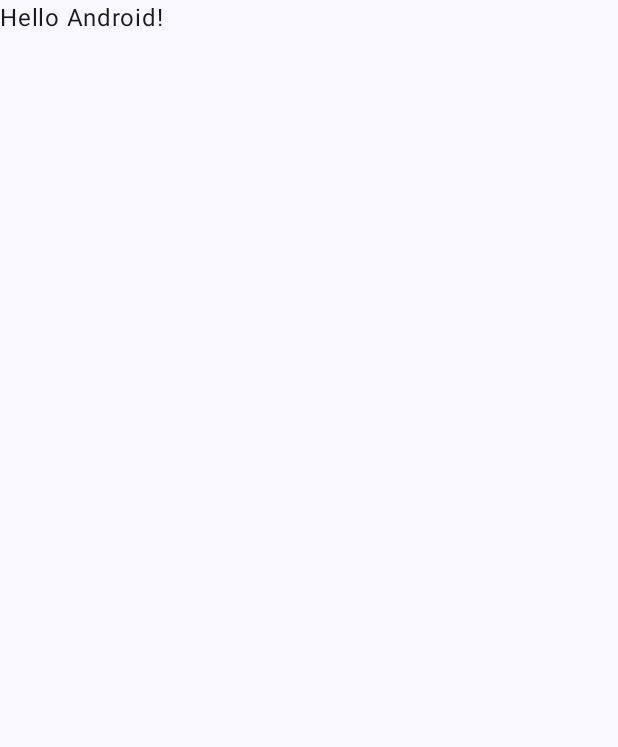
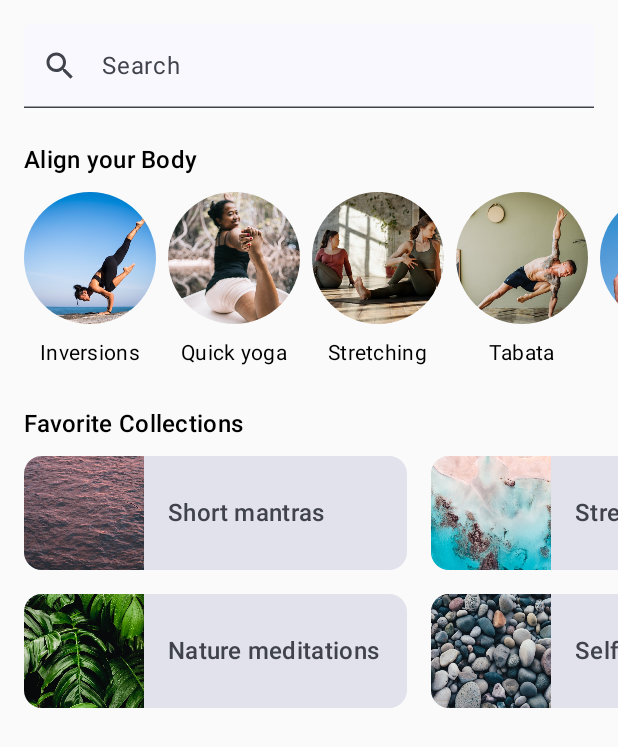
Before and after one commit to WenDEVLIFE/ComposeApp2, an Android app built with Jetpack Compose: the screen it shows after launch (MainActivity), on a phone screen of 412 x 824 dp. Before the commit the part shown is almost empty. Shown: the top 747 px of the screen. Run offline under Robolectric (Android 15) with nearby library versions, the phone set to English and light mode, and no system bars.

Commit message:
Added   home  section and more strings.xml

```diff
--- a/app/src/main/java/com/example/composeapp2/MainActivity.kt
+++ b/app/src/main/java/com/example/composeapp2/MainActivity.kt
@@ -7,10 +7,14 @@ import androidx.activity.enableEdgeToEdge
 import androidx.annotation.DrawableRes
 import androidx.annotation.StringRes
 import androidx.compose.foundation.Image
+import androidx.compose.foundation.layout.Arrangement
 import androidx.compose.foundation.layout.Column
+import androidx.compose.foundation.layout.PaddingValues
 import androidx.compose.foundation.layout.Row
+import androidx.compose.foundation.layout.Spacer
 import androidx.compose.foundation.layout.fillMaxSize
 import androidx.compose.foundation.layout.fillMaxWidth
+import androidx.compose.foundation.layout.height
 import androidx.compose.foundation.layout.heightIn
 import androidx.compose.foundation.layout.padding
 import androidx.compose.material.icons.Icons
@@ -35,7 +39,15 @@ import androidx.compose.ui.Alignment
 import androidx.compose.ui.draw.clip
 import androidx.compose.ui.layout.ContentScale
 import androidx.compose.foundation.layout.width
+import androidx.compose.foundation.lazy.LazyRow
 import androidx.compose.material3.Surface
+import androidx.compose.foundation.lazy.LazyRow
+import androidx.compose.foundation.lazy.grid.GridCells
+import androidx.compose.foundation.lazy.grid.LazyHorizontalGrid
+import androidx.compose.foundation.lazy.grid.items
+import androidx.compose.foundation.lazy.items
+import androidx.compose.foundation.rememberScrollState
+import androidx.compose.foundation.verticalScroll
 
 class MainActivity : ComponentActivity() {
     override fun onCreate(savedInstanceState: Bundle?) {
@@ -43,18 +55,13 @@ class MainActivity : ComponentActivity() {
         enableEdgeToEdge()
         setContent {
             ComposeApp2Theme {
-                Scaffold(modifier = Modifier.fillMaxSize()) { innerPadding ->
-                    Greeting(
-                        name = "Android",
-                        modifier = Modifier.padding(innerPadding)
-                    )
-                }
+                GreetingPreview()
             }
         }
     }
 }
 
-
+@Preview(showBackground = true, backgroundColor = 0xFFF5F0EE)
 @Composable
 fun SearchBar(
     modifier: Modifier = Modifier
@@ -110,16 +117,23 @@ fun FavoriteCollectionCard(
     }
 }
 
-
 @Composable
-fun Greeting(name: String, modifier: Modifier = Modifier) {
-    Text(
-        text = "Hello $name!",
+fun AlignYourBodyRow(
+    modifier: Modifier = Modifier
+) {
+    LazyRow(
+        horizontalArrangement = Arrangement.spacedBy(8.dp),
+        contentPadding = PaddingValues(horizontal = 16.dp),
         modifier = modifier
-    )
+    ) {
+        items(alignYourBodyData) { item ->
+            AlignYourBodyElement(item.drawable, item.text)
+        }
+    }
 }
 
 @Composable
+
 fun AlignYourBodyElement(
     @DrawableRes drawable: Int,
     @StringRes text: Int,
@@ -145,14 +159,94 @@ fun AlignYourBodyElement(
     }
 }
 
+//  This   are the  all the  align your body data
+private val alignYourBodyData = listOf(
+    R.drawable.ab1_inversions to R.string.ab1_inversions,
+    R.drawable.ab2_quick_yoga to R.string.ab2_quick_yoga,
+    R.drawable.ab3_stretching to R.string.ab3_stretching,
+    R.drawable.ab4_tabata to R.string.ab4_tabata,
+    R.drawable.ab5_hiit to R.string.ab5_hiit,
+    R.drawable.ab6_pre_natal_yoga to R.string.ab6_pre_natal_yoga
+).map { DrawableStringPair(it.first, it.second) }
+
+// This are the  all the favorite collections
+private val favoriteCollectionsData = listOf(
+    R.drawable.fc1_short_mantras to R.string.fc1_short_mantras,
+    R.drawable.fc2_nature_meditations to R.string.fc2_nature_meditations,
+    R.drawable.fc3_stress_and_anxiety to R.string.fc3_stress_and_anxiety,
+    R.drawable.fc4_self_massage to R.string.fc4_self_massage,
+    R.drawable.fc5_overwhelmed to R.string.fc5_overwhelmed,
+    R.drawable.fc6_nightly_wind_down to R.string.fc6_nightly_wind_down
+).map { DrawableStringPair(it.first, it.second) }
+
+private data class DrawableStringPair(
+    @DrawableRes val drawable: Int,
+    @StringRes val text: Int
+)
+
+
+@Preview(showBackground = true, backgroundColor = 0xFFF5F0EE)
+@Composable
+fun FavoriteCollectionsGrid(
+    modifier: Modifier = Modifier
+) {
+    LazyHorizontalGrid(
+        rows = GridCells.Fixed(2),
+        contentPadding = PaddingValues(horizontal = 16.dp),
+        horizontalArrangement = Arrangement.spacedBy(16.dp),
+        verticalArrangement = Arrangement.spacedBy(16.dp),
+        modifier = modifier.height(168.dp)
+    ) {
+        items(favoriteCollectionsData) { item ->
+            FavoriteCollectionCard(item.drawable, item.text, Modifier.height(80.dp))
+        }
+    }
+}
+
+@Composable
+fun HomeSection(
+    @StringRes title: Int,
+    modifier: Modifier = Modifier,
+    content: @Composable () -> Unit
+) {
+    Column(modifier) {
+        Text(
+            text = stringResource(title),
+            style = MaterialTheme.typography.titleMedium,
+            modifier = Modifier
+                .paddingFromBaseline(top = 40.dp, bottom = 16.dp)
+                .padding(horizontal = 16.dp)
+        )
+        content()
+    }
+}
+
+@Composable
+fun HomeScreen(modifier: Modifier = Modifier) {
+    Column(
+        modifier
+            .verticalScroll(rememberScrollState())
+    ) {
+        Spacer(Modifier.height(16.dp))
+        SearchBar(Modifier.padding(horizontal = 16.dp))
+        HomeSection(title = R.string.align_your_body) {
+            AlignYourBodyRow()
+        }
+        HomeSection(title = R.string.favorite_collections) {
+            FavoriteCollectionsGrid()
+        }
+        Spacer(Modifier.height(16.dp))
+    }
+}
+
+
 @Preview(showBackground = true, backgroundColor = 0xFFF5F0EE)
 @Composable
 fun GreetingPreview() {
     ComposeApp2Theme {
-        FavoriteCollectionCard(
-            text = R.string.fc2_nature_meditations,
-            drawable = R.drawable.fc2_nature_meditations,
-            modifier = Modifier.padding(8.dp)
-        )
+       Column {
+           ComposeApp2Theme { HomeScreen() }
+       }
+
     }
 }
--- a/app/src/main/res/values/strings.xml
+++ b/app/src/main/res/values/strings.xml
@@ -1,6 +1,34 @@
+<!--
+  Copyright 2022 The Android Open Source Project
+
+  Licensed under the Apache License, Version 2.0 (the "License"); you may not use this file except
+  in compliance with the License. You may obtain a copy of the License at
+
+  http://www.apache.org/licenses/LICENSE-2.0
+
+  Unless required by applicable law or agreed to in writing, software distributed under the License
+  is distributed on an "AS IS" BASIS, WITHOUT WARRANTIES OR CONDITIONS OF ANY KIND, either express
+  or implied. See the License for the specific language governing permissions and limitations under
+  the License.
+  -->
 <resources>
-    <string name="app_name">ComposeApp2</string>
+    <string name="app_name">MySoothe</string>
+    <string name="favorite_collections">Favorite Collections</string>
+    <string name="align_your_body">Align your Body</string>
+    <string name="ab1_inversions">Inversions</string>
+    <string name="ab2_quick_yoga">Quick yoga</string>
+    <string name="ab3_stretching">Stretching</string>
+    <string name="ab4_tabata">Tabata</string>
+    <string name="ab5_hiit">HIIT</string>
+    <string name="ab6_pre_natal_yoga">Pre-natal yoga</string>
+    <string name="fc1_short_mantras">Short mantras</string>
+    <string name="fc2_nature_meditations">Nature meditations</string>
+    <string name="fc3_stress_and_anxiety">Stress and anxiety</string>
+    <string name="fc4_self_massage">Self massage</string>
+    <string name="fc5_overwhelmed">Overwhelmed</string>
+    <string name="fc6_nightly_wind_down">Nightly wind down</string>
+    <string name="cd_fab_start">start</string>
+    <string name="bottom_navigation_home">Home</string>
+    <string name="bottom_navigation_profile">Profile</string>
     <string name="placeholder_search">Search</string>
-    <string name="ab1_inversions">Inversions</string>
-    <string name="fc2_nature_meditations">Nature meditations</string>
 </resources>
```
